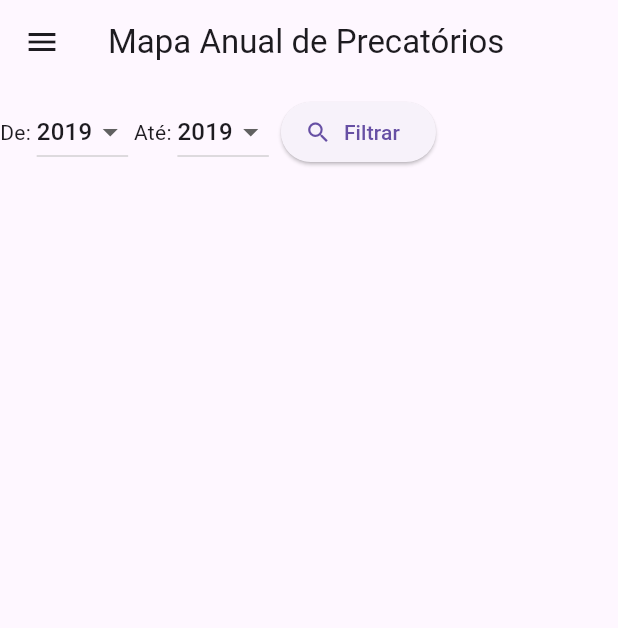
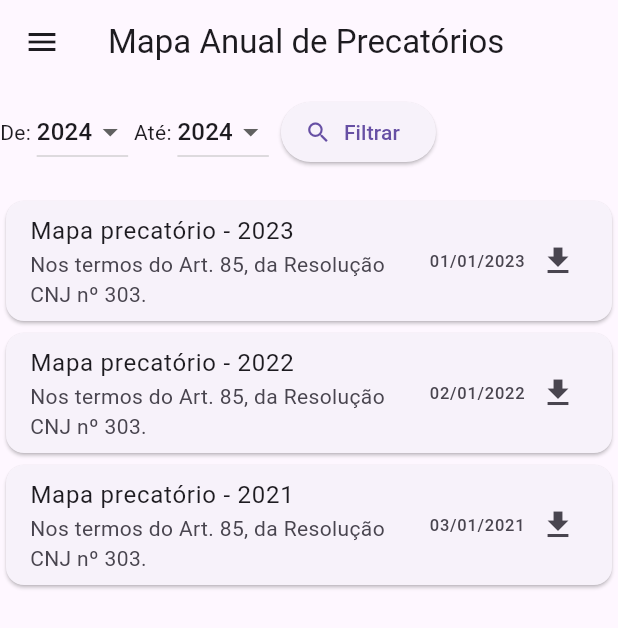
Before and after one commit to itallopacheco/transparencia-precatorios-tjsp, a Flutter app: the MapaPrecatoriosPage screen opened by its route, on a phone screen of 412 x 824 dp. Shown: the top 628 px of the screen. Run offline on Flutter 3.47's test engine with Material 3 defaults, Android fonts, the phone set to English and light mode, and no system bars.

Commit message:
adicionando listagem de precatorios anuais

```diff
--- /dev/null
+++ b/lib/app/components/precatorios_list.dart
@@ -0,0 +1,62 @@
+import 'package:flutter/material.dart';
+
+class MockedCardList extends StatelessWidget {
+  @override
+  Widget build(BuildContext context) {
+    List<CardItem> mockedItems = [
+      CardItem(
+        title: 'Mapa precatório - 2023',
+        subtitle: 'Nos termos do Art. 85, da Resolução CNJ nº 303.',
+        date: '01/01/2023',
+      ),
+      CardItem(
+        title: 'Mapa precatório - 2022',
+        subtitle: 'Nos termos do Art. 85, da Resolução CNJ nº 303.',
+        date: '02/01/2022',
+      ),
+      CardItem(
+        title: 'Mapa precatório - 2021',
+        subtitle: 'Nos termos do Art. 85, da Resolução CNJ nº 303.',
+        date: '03/01/2021',
+      ),
+    ];
+
+    return CardList(items: mockedItems);
+  }
+}
+
+class CardList extends StatelessWidget {
+  final List<CardItem> items;
+
+  CardList({required this.items});
+
+  @override
+  Widget build(BuildContext context) {
+    return Column(
+      children: items.map((item) {
+        return Card(
+          child: ListTile(
+            title: Text(item.title),
+            subtitle: Text(item.subtitle),
+            trailing: Row(
+              mainAxisSize: MainAxisSize.min,
+              children: [
+                Text(item.date),
+                SizedBox(width: 10),
+                Icon(Icons.download),
+              ],
+            ),
+          ),
+        );
+      }).toList(),
+    );
+  }
+}
+
+class CardItem {
+  final String title;
+  final String subtitle;
+  final String date;
+
+  CardItem({required this.title, required this.subtitle, required this.date});
+}
--- a/lib/app/views/mapa_de_precatorios.dart
+++ b/lib/app/views/mapa_de_precatorios.dart
@@ -1,7 +1,6 @@
-import 'dart:async';
-
 import 'package:flutter/material.dart';
 import 'package:transparencia_tjsp/app/components/drawer.dart';
+import 'package:transparencia_tjsp/app/components/precatorios_list.dart';
 import 'package:transparencia_tjsp/app/components/year_filter.dart';
 
 class MapaPrecatoriosPage extends StatefulWidget {
@@ -19,26 +18,28 @@ class MapaPrecatoriosPageState extends State<MapaPrecatoriosPage> {
         title: const Text('Mapa Anual de Precatórios'),
         actions: [],
       ),
-      body: SingleChildScrollView(
-        child: ListView(
-          shrinkWrap: true,
-          children: [
-            Row(children: [
+      body: Column(
+        // Mudei para Column
+        children: [
+          Row(
+            children: [
               Text('De: '),
               YearDropdown(),
               Text(' Até: '),
               YearDropdown(),
               _buildSubmitButton(),
-            ]),
-          ],
-        ),
+            ],
+          ),
+          SizedBox(height: 10),
+          MockedCardList(),
+        ],
       ),
       drawer: MyDrawer(),
     );
   }
 }
 
-_buildSubmitButton() {
+Widget _buildSubmitButton() {
   return Padding(
     padding: const EdgeInsets.all(8.0),
     child: ElevatedButton.icon(
@@ -48,3 +49,38 @@ _buildSubmitButton() {
     ),
   );
 }
+
+class YearDropdown extends StatefulWidget {
+  @override
+  _YearDropdownState createState() => _YearDropdownState();
+}
+
+class _YearDropdownState extends State<YearDropdown> {
+  int selectedYear = DateTime.now().year; // Definindo um valor padrão
+
+  @override
+  Widget build(BuildContext context) {
+    List<int> years = List.generate(5, (index) => DateTime.now().year - index);
+
+    return DropdownButton<int>(
+      value: selectedYear,
+      onChanged: (int? year) {
+        setState(() {
+          selectedYear = year!;
+        });
+      },
+      items: years.map<DropdownMenuItem<int>>((int year) {
+        return DropdownMenuItem<int>(
+          value: year,
+          child: Text('$year'),
+        );
+      }).toList(),
+    );
+  }
+}
+
+void main() {
+  runApp(MaterialApp(
+    home: MapaPrecatoriosPage(),
+  ));
+}
```
